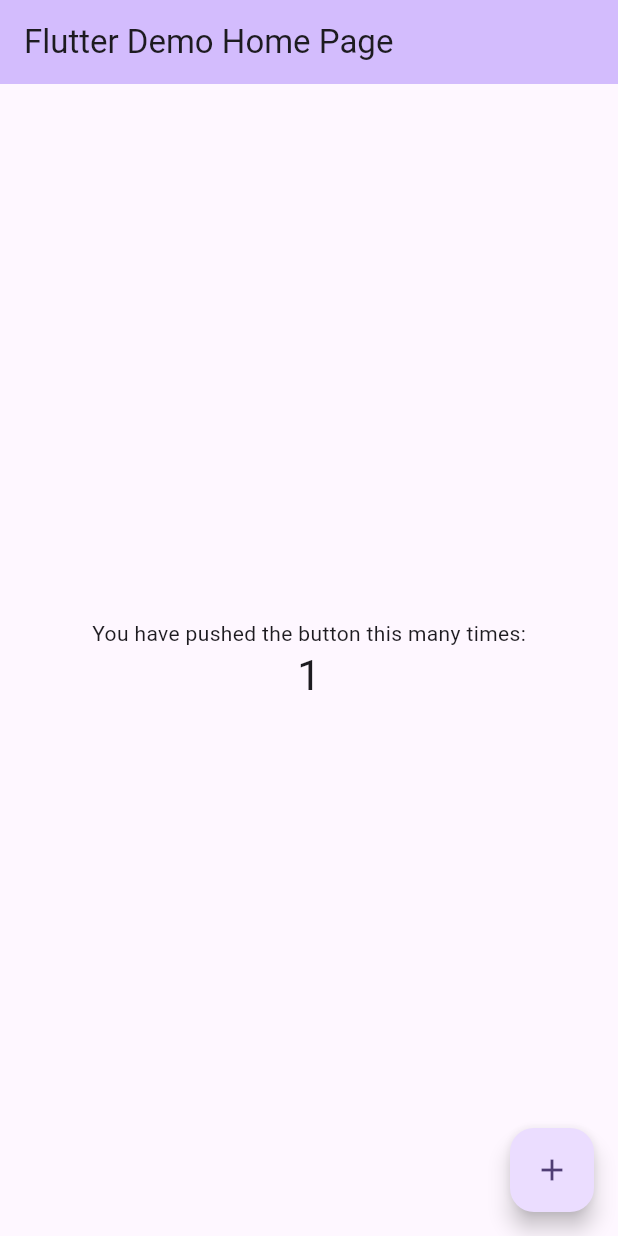
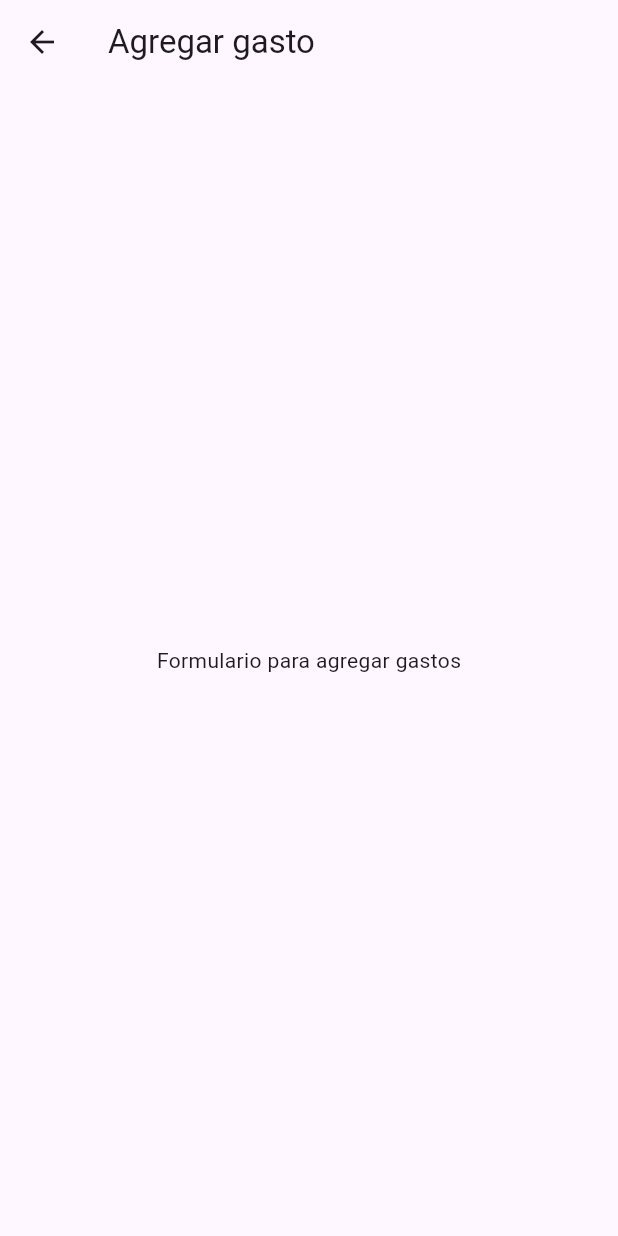
Before and after one commit to ClongnZ/gst-g26-dam, a Flutter app: the screen it shows after launch, after a tap on the "add" icon, on a phone screen of 412 x 824 dp. Run offline on Flutter 3.47's test engine with Material 3 defaults, Android fonts, the phone set to English and light mode, and no system bars.

Commit message:
Agrega navegación básica

```diff
--- a/lib/main.dart
+++ b/lib/main.dart
@@ -1,123 +1,21 @@
 import 'package:flutter/material.dart';
+import 'screens/home_screen.dart';
 
+//Función principal que inicia la aplicación
 void main() {
-  runApp(const MyApp());
+  //Llama al widget principal
+  runApp(GastosApp());
 }
 
-class MyApp extends StatelessWidget {
-  const MyApp({super.key});
-
-  // This widget is the root of your application.
+//Clase principal
+class GastosApp extends StatelessWidget {
   @override
   Widget build(BuildContext context) {
-    return MaterialApp(
-      title: 'Flutter Demo',
-      theme: ThemeData(
-        // This is the theme of your application.
-        //
-        // TRY THIS: Try running your application with "flutter run". You'll see
-        // the application has a purple toolbar. Then, without quitting the app,
-        // try changing the seedColor in the colorScheme below to Colors.green
-        // and then invoke "hot reload" (save your changes or press the "hot
-        // reload" button in a Flutter-supported IDE, or press "r" if you used
-        // the command line to start the app).
-        //
-        // Notice that the counter didn't reset back to zero; the application
-        // state is not lost during the reload. To reset the state, use hot
-        // restart instead.
-        //
-        // This works for code too, not just values: Most code changes can be
-        // tested with just a hot reload.
-        colorScheme: ColorScheme.fromSeed(seedColor: Colors.deepPurple),
-        useMaterial3: true,
-      ),
-      home: const MyHomePage(title: 'Flutter Demo Home Page'),
+    return MaterialApp( //Widget principal, configura la app
+      title: 'Gastos personales',
+      debugShowCheckedModeBanner: false,
+      theme: ThemeData(primarySwatch: Colors.teal), //Color principal
+      home: HomeScreen(), //Establece pantalla principal
     );
   }
 }
-
-class MyHomePage extends StatefulWidget {
-  const MyHomePage({super.key, required this.title});
-
-  // This widget is the home page of your application. It is stateful, meaning
-  // that it has a State object (defined below) that contains fields that affect
-  // how it looks.
-
-  // This class is the configuration for the state. It holds the values (in this
-  // case the title) provided by the parent (in this case the App widget) and
-  // used by the build method of the State. Fields in a Widget subclass are
-  // always marked "final".
-
-  final String title;
-
-  @override
-  State<MyHomePage> createState() => _MyHomePageState();
-}
-
-class _MyHomePageState extends State<MyHomePage> {
-  int _counter = 0;
-
-  void _incrementCounter() {
-    setState(() {
-      // This call to setState tells the Flutter framework that something has
-      // changed in this State, which causes it to rerun the build method below
-      // so that the display can reflect the updated values. If we changed
-      // _counter without calling setState(), then the build method would not be
-      // called again, and so nothing would appear to happen.
-      _counter++;
-    });
-  }
-
-  @override
-  Widget build(BuildContext context) {
-    // This method is rerun every time setState is called, for instance as done
-    // by the _incrementCounter method above.
-    //
-    // The Flutter framework has been optimized to make rerunning build methods
-    // fast, so that you can just rebuild anything that needs updating rather
-    // than having to individually change instances of widgets.
-    return Scaffold(
-      appBar: AppBar(
-        // TRY THIS: Try changing the color here to a specific color (to
-        // Colors.amber, perhaps?) and trigger a hot reload to see the AppBar
-        // change color while the other colors stay the same.
-        backgroundColor: Theme.of(context).colorScheme.inversePrimary,
-        // Here we take the value from the MyHomePage object that was created by
-        // the App.build method, and use it to set our appbar title.
-        title: Text(widget.title),
-      ),
-      body: Center(
-        // Center is a layout widget. It takes a single child and positions it
-        // in the middle of the parent.
-        child: Column(
-          // Column is also a layout widget. It takes a list of children and
-          // arranges them vertically. By default, it sizes itself to fit its
-          // children horizontally, and tries to be as tall as its parent.
-          //
-          // Column has various properties to control how it sizes itself and
-          // how it positions its children. Here we use mainAxisAlignment to
-          // center the children vertically; the main axis here is the vertical
-          // axis because Columns are vertical (the cross axis would be
-          // horizontal).
-          //
-          // TRY THIS: Invoke "debug painting" (choose the "Toggle Debug Paint"
-          // action in the IDE, or press "p" in the console), to see the
-          // wireframe for each widget.
-          mainAxisAlignment: MainAxisAlignment.center,
-          children: <Widget>[
-            const Text('You have pushed the button this many times:'),
-            Text(
-              '$_counter',
-              style: Theme.of(context).textTheme.headlineMedium,
-            ),
-          ],
-        ),
-      ),
-      floatingActionButton: FloatingActionButton(
-        onPressed: _incrementCounter,
-        tooltip: 'Increment',
-        child: const Icon(Icons.add),
-      ), // This trailing comma makes auto-formatting nicer for build methods.
-    );
-  }
-}
--- a/lib/screens/add_expense_screen.dart
+++ b/lib/screens/add_expense_screen.dart
@@ -0,0 +1,13 @@
+import 'package:flutter/material.dart';
+
+class AddExpenseScreen extends StatelessWidget {
+  @override
+  Widget build(BuildContext context) {
+    return Scaffold(
+      appBar: AppBar(title: Text('Agregar gasto')),
+      body: Center(
+        //Placeholder para el formulario de registro de gastos
+        child: Text('Formulario para agregar gastos')),
+    );
+  }
+}
--- a/lib/screens/home_screen.dart
+++ b/lib/screens/home_screen.dart
@@ -0,0 +1,23 @@
+import 'package:flutter/material.dart';
+import 'add_expense_screen.dart';
+
+class HomeScreen extends StatelessWidget {
+  @override
+  Widget build(BuildContext context) {
+    return Scaffold(
+      appBar: AppBar(title: Text('Mis gastos')),
+      body: Center( //Placeholder para el resumen y lista de gastos
+        child: Text('Aquí se muestra el resumen y lista de gastos')),
+      floatingActionButton: FloatingActionButton(
+        onPressed: () {
+          //Navega a la pantall para agregar gastos
+          Navigator.push(
+            context,
+            MaterialPageRoute(builder: (context) => AddExpenseScreen()),
+          );
+        },
+        child: Icon(Icons.add),
+      ),
+    );
+  }
+}
```
Also changed, not shown: 1 other file.
